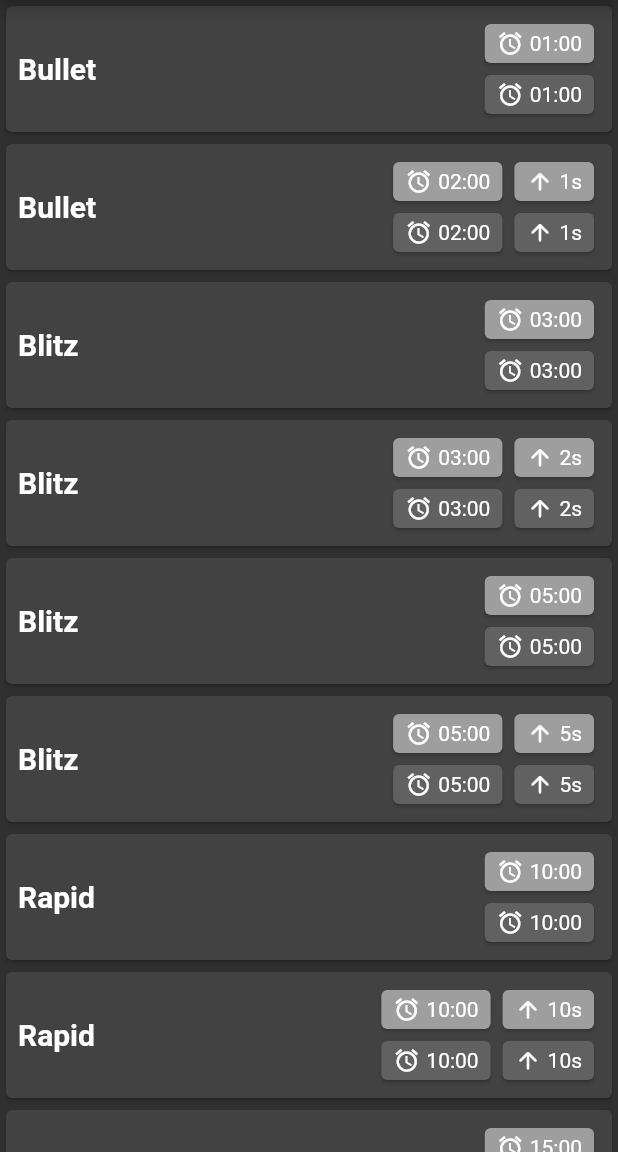
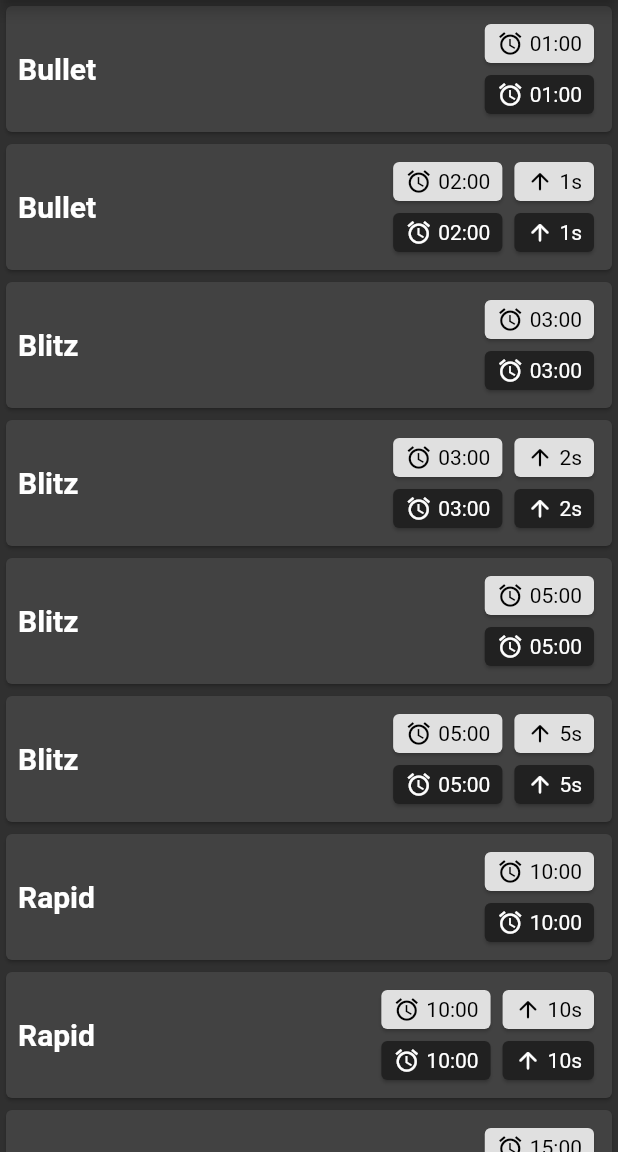
Before and after one commit to nikolajjsj/chess-clock, a Flutter app: the screen it shows after launch, on a phone screen of 412 x 824 dp, the part 84-1236 px from its top. Run offline on Flutter 3.47's test engine with Material 2 defaults, Android fonts, the light colour scheme and no system bars; our stand-ins replace equatable, flutter_bloc, get_it, hydrated_bloc, shared_preferences.

Commit message:
Updated detail_card widget for better colors + default value based on what player its for

```diff
--- a/lib/screens/clock/clock_screen.dart
+++ b/lib/screens/clock/clock_screen.dart
@@ -235,11 +235,13 @@ class ChessPlayerWidget extends StatelessWidget {
     final List<Widget> _details = [
       if (chessTimer.increment != null)
         DetailCard(
+          forWhite: isWhite,
           iconData: Icons.arrow_upward_rounded,
           detail: chessTimer.increment.toString(),
         ),
       if (chessTimer.delay != null)
         DetailCard(
+          forWhite: isWhite,
           iconData: Icons.timer_rounded,
           detail: chessTimer.delay.toString(),
         ),
--- a/lib/screens/home_screen.dart
+++ b/lib/screens/home_screen.dart
@@ -54,6 +54,7 @@ class ClockCard extends StatelessWidget {
               Column(
                 children: [
                   DetailCard(
+                    forWhite: true,
                     iconData: Icons.alarm,
                     detail: getTimeStringFromDouble(
                       chessClock.white.time,
@@ -62,7 +63,7 @@ class ClockCard extends StatelessWidget {
                     showSeconds: false,
                   ),
                   DetailCard(
-                    backgroundColor: Colors.grey[700],
+                    forWhite: false,
                     iconData: Icons.alarm,
                     detail: getTimeStringFromDouble(
                       chessClock.black.time,
@@ -76,11 +77,12 @@ class ClockCard extends StatelessWidget {
                 Column(
                   children: [
                     DetailCard(
+                      forWhite: true,
                       iconData: Icons.arrow_upward_rounded,
                       detail: chessClock.white.increment.toStringAsFixed(0),
                     ),
                     DetailCard(
-                      backgroundColor: Colors.grey[700],
+                      forWhite: false,
                       iconData: Icons.arrow_upward_rounded,
                       detail: chessClock.black.increment.toStringAsFixed(0),
                     ),
@@ -90,11 +92,12 @@ class ClockCard extends StatelessWidget {
                 Column(
                   children: [
                     DetailCard(
+                      forWhite: true,
                       iconData: Icons.timer_rounded,
                       detail: chessClock.white.delay.toStringAsFixed(0),
                     ),
                     DetailCard(
-                      backgroundColor: Colors.grey[700],
+                      forWhite: false,
                       iconData: Icons.timer_rounded,
                       detail: chessClock.black.delay.toStringAsFixed(0),
                     ),
--- a/lib/widgets/detail_card.dart
+++ b/lib/widgets/detail_card.dart
@@ -4,40 +4,33 @@ import 'package:flutter/material.dart';
 class DetailCard extends StatelessWidget {
   final String detail;
   final IconData iconData;
-  final Color backgroundColor;
+  final bool forWhite;
   final bool showSeconds;
 
   const DetailCard({
     Key key,
     @required this.detail,
     @required this.iconData,
-    this.backgroundColor = Colors.grey,
+    @required this.forWhite,
     this.showSeconds = true,
   }) : super(key: key);
 
   @override
   Widget build(BuildContext context) {
+    final color = forWhite ? Colors.grey[300] : Colors.grey[900];
+    final contrastColor = getContrastColor(color);
+
     return Card(
-      color: backgroundColor ?? Colors.grey[200],
+      color: color,
       child: Padding(
         padding: const EdgeInsets.symmetric(horizontal: 8.0, vertical: 4.0),
         child: Row(
           children: [
-            Icon(
-              iconData,
-              size: 18.0,
-              color: backgroundColor != null
-                  ? getContrastColor(backgroundColor)
-                  : null,
-            ),
+            Icon(iconData, size: 18.0, color: contrastColor),
             const SizedBox(width: 4.0),
             Text(
               detail + (showSeconds ? 's' : ''),
-              style: TextStyle(
-                color: backgroundColor != null
-                    ? getContrastColor(backgroundColor)
-                    : null,
-              ),
+              style: TextStyle(color: contrastColor),
             ),
           ],
         ),
```
